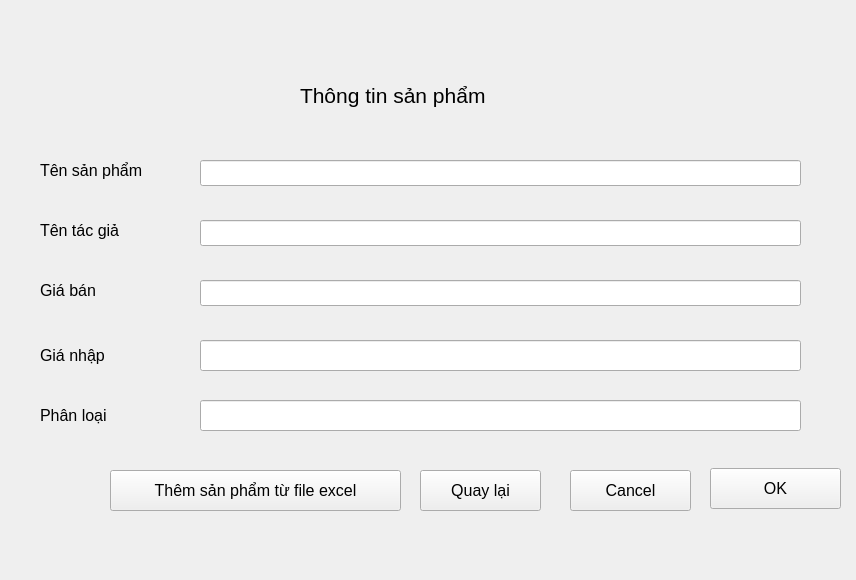
suofujita/nekolibro, file categorieswindow.ui: the form before one commit.
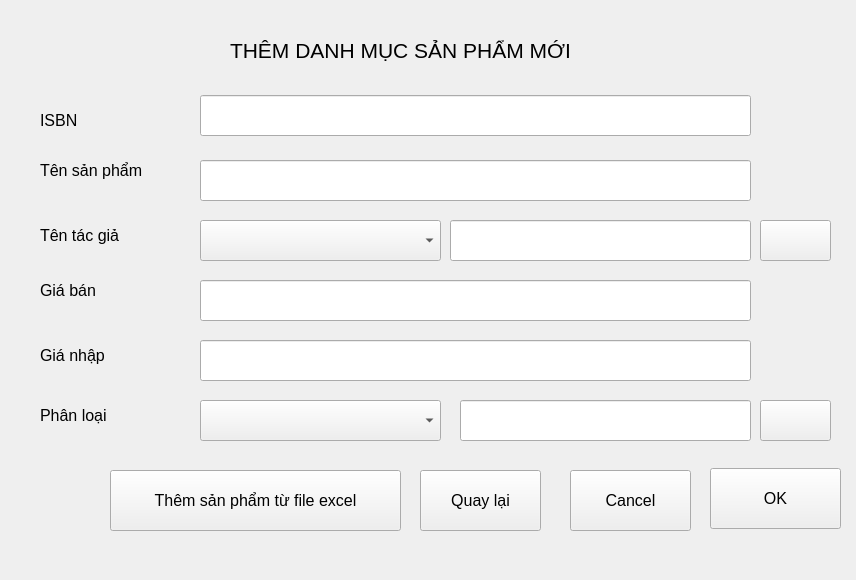
The form after the commit. The open tabs and pages were chosen to show the change. Icons and pictures are not drawn.

Diff of the .ui file:
```diff
--- a/categorieswindow.ui
+++ b/categorieswindow.ui
@@ -199,7 +199,7 @@
        <x>30</x>
        <y>210</y>
        <width>91</width>
-       <height>21</height>
+       <height>31</height>
       </rect>
      </property>
      <property name="font">
@@ -232,10 +232,10 @@
     <widget class="QLabel" name="label_5">
      <property name="geometry">
       <rect>
-       <x>290</x>
-       <y>60</y>
-       <width>371</width>
-       <height>51</height>
+       <x>220</x>
+       <y>10</y>
+       <width>461</width>
+       <height>61</height>
       </rect>
      </property>
      <property name="font">
@@ -244,7 +244,7 @@
       </font>
      </property>
      <property name="text">
-      <string>Thông tin sản phẩm</string>
+      <string>THÊM DANH MỤC SẢN PHẨM MỚI</string>
      </property>
     </widget>
     <widget class="QLabel" name="label_6">
@@ -288,8 +288,8 @@
       <rect>
        <x>190</x>
        <y>330</y>
-       <width>601</width>
-       <height>31</height>
+       <width>551</width>
+       <height>41</height>
       </rect>
      </property>
      <property name="font">
@@ -303,8 +303,8 @@
       <rect>
        <x>190</x>
        <y>270</y>
-       <width>601</width>
-       <height>26</height>
+       <width>551</width>
+       <height>41</height>
       </rect>
      </property>
      <property name="font">
@@ -318,38 +318,8 @@
       <rect>
        <x>190</x>
        <y>150</y>
-       <width>601</width>
-       <height>26</height>
-      </rect>
-     </property>
-     <property name="font">
-      <font>
-       <pointsize>12</pointsize>
-      </font>
-     </property>
-    </widget>
-    <widget class="QLineEdit" name="author_edit">
-     <property name="geometry">
-      <rect>
-       <x>190</x>
-       <y>210</y>
-       <width>601</width>
-       <height>26</height>
-      </rect>
-     </property>
-     <property name="font">
-      <font>
-       <pointsize>12</pointsize>
-      </font>
-     </property>
-    </widget>
-    <widget class="QLineEdit" name="type">
-     <property name="geometry">
-      <rect>
-       <x>190</x>
-       <y>390</y>
-       <width>601</width>
-       <height>31</height>
+       <width>551</width>
+       <height>41</height>
       </rect>
      </property>
      <property name="font">
@@ -364,7 +334,7 @@
        <x>560</x>
        <y>460</y>
        <width>121</width>
-       <height>41</height>
+       <height>61</height>
       </rect>
      </property>
      <property name="font">
@@ -382,7 +352,7 @@
        <x>700</x>
        <y>458</y>
        <width>131</width>
-       <height>41</height>
+       <height>61</height>
       </rect>
      </property>
      <property name="font">
@@ -400,7 +370,7 @@
        <x>410</x>
        <y>460</y>
        <width>121</width>
-       <height>41</height>
+       <height>61</height>
       </rect>
      </property>
      <property name="font">
@@ -418,13 +388,112 @@
        <x>100</x>
        <y>460</y>
        <width>291</width>
-       <height>41</height>
+       <height>61</height>
       </rect>
      </property>
      <property name="text">
       <string>Thêm sản phẩm từ file excel</string>
      </property>
     </widget>
+    <widget class="QLabel" name="label_9">
+     <property name="geometry">
+      <rect>
+       <x>30</x>
+       <y>100</y>
+       <width>121</width>
+       <height>21</height>
+      </rect>
+     </property>
+     <property name="font">
+      <font>
+       <pointsize>12</pointsize>
+      </font>
+     </property>
+     <property name="text">
+      <string>ISBN</string>
+     </property>
+    </widget>
+    <widget class="QLineEdit" name="isbn_edit">
+     <property name="geometry">
+      <rect>
+       <x>190</x>
+       <y>85</y>
+       <width>551</width>
+       <height>41</height>
+      </rect>
+     </property>
+     <property name="font">
+      <font>
+       <pointsize>14</pointsize>
+      </font>
+     </property>
+    </widget>
+    <widget class="QComboBox" name="type_box">
+     <property name="geometry">
+      <rect>
+       <x>190</x>
+       <y>390</y>
+       <width>241</width>
+       <height>41</height>
+      </rect>
+     </property>
+    </widget>
+    <widget class="QComboBox" name="author_box">
+     <property name="geometry">
+      <rect>
+       <x>190</x>
+       <y>210</y>
+       <width>241</width>
+       <height>41</height>
+      </rect>
+     </property>
+    </widget>
+    <widget class="QPushButton" name="add_new_author">
+     <property name="geometry">
+      <rect>
+       <x>750</x>
+       <y>210</y>
+       <width>71</width>
+       <height>41</height>
+      </rect>
+     </property>
+     <property name="text">
+      <string/>
+     </property>
+    </widget>
+    <widget class="QLineEdit" name="author_edit">
+     <property name="geometry">
+      <rect>
+       <x>440</x>
+       <y>210</y>
+       <width>301</width>
+       <height>41</height>
+      </rect>
+     </property>
+    </widget>
+    <widget class="QPushButton" name="add_new_type">
+     <property name="geometry">
+      <rect>
+       <x>750</x>
+       <y>390</y>
+       <width>71</width>
+       <height>41</height>
+      </rect>
+     </property>
+     <property name="text">
+      <string/>
+     </property>
+    </widget>
+    <widget class="QLineEdit" name="type_edit">
+     <property name="geometry">
+      <rect>
+       <x>450</x>
+       <y>390</y>
+       <width>291</width>
+       <height>41</height>
+      </rect>
+     </property>
+    </widget>
    </widget>
   </widget>
  </widget>
```
Left out of the diff: 8 changed lines with no effect on the pictures.
